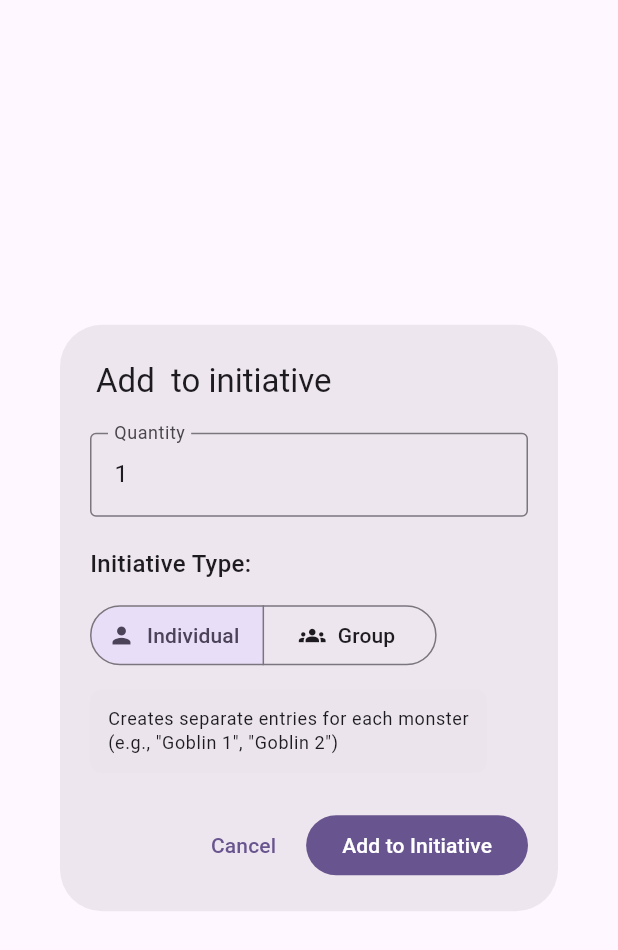
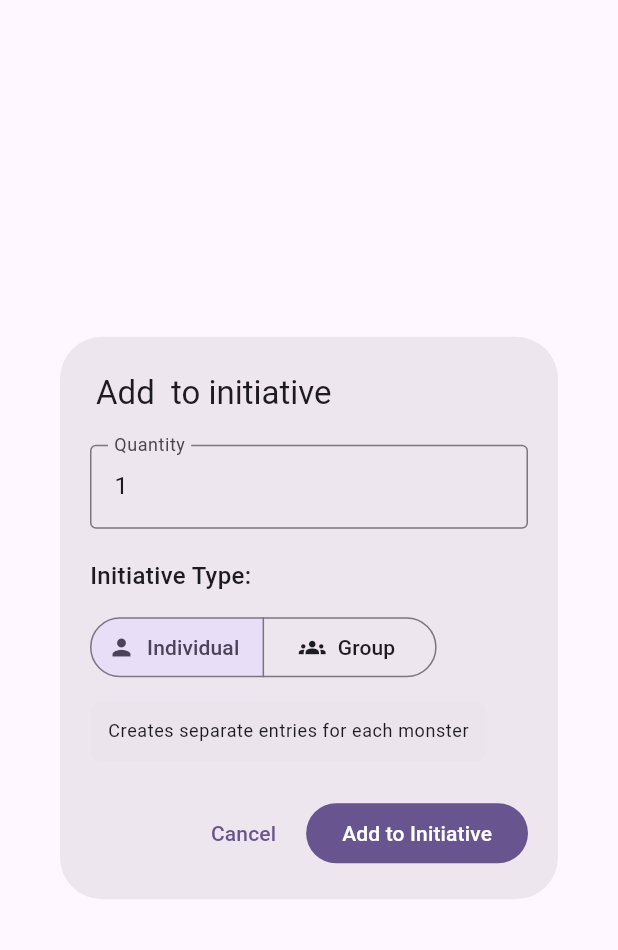
Before and after one commit to LzPod/init_tracker, a Flutter app: the AddMonsterToInitiativeDialog widget shown alone on an empty page, opened directly with empty values, on a phone screen of 412 x 824 dp. Shown: the top 950 px of the screen. Run offline on Flutter 3.47's test engine with Material 3 defaults, Android fonts, the phone set to English and light mode, and no system bars; our stand-ins replace flutter_riverpod, hive_flutter; accounts and stored records are empty; network calls fail.

```diff
--- a/lib/core/providers/party_provider.dart
+++ b/lib/core/providers/party_provider.dart
@@ -40,7 +40,7 @@ class PartyNotifier extends StateNotifier<List<Party>> {
       name: party.name,
       characters: [...party.characters, character],
     );
-    state = state.map((p) => p == party ? updatedParty : p).toList();
+    state = state.map((p) => p.id == party.id ? updatedParty : p).toList();
     _save();
   }
 }
--- a/lib/ui/pages/party_details_page.dart
+++ b/lib/ui/pages/party_details_page.dart
@@ -53,9 +53,11 @@ class _PartyDetailPageState extends ConsumerState<PartyDetailsPage> {
       builder: (_) => const AddAdventurerDialog(),
     );
 
+    print('New character: ${newCharacter?.name}');
+
     if (newCharacter != null) {
       ref.read(partyProvider.notifier).addCharacterToParty(
-            widget.party,
+            ref.read(partyProvider).firstWhere((p) => p.id == widget.party.id),
             newCharacter,
           );
     }
--- a/lib/ui/widgets/dialogs/add_monster_to_initiative.dart
+++ b/lib/ui/widgets/dialogs/add_monster_to_initiative.dart
@@ -22,7 +22,7 @@ class AddMonsterToInitiativeDialog extends ConsumerStatefulWidget {
 class _AddMonsterToInitiativeDialogState
     extends ConsumerState<AddMonsterToInitiativeDialog> {
   final TextEditingController quantityController =
-      TextEditingController(text: '1');
+  TextEditingController(text: '1');
   InitiativeType selectedType = InitiativeType.individual;
 
   @override
@@ -67,7 +67,7 @@ class _AddMonsterToInitiativeDialogState
 
     Navigator.of(context).pushAndRemoveUntil(
       MaterialPageRoute(builder: (context) => const MainPage()),
-      (route) => false,
+          (route) => false,
     );
   }
 
@@ -121,7 +121,8 @@ class _AddMonsterToInitiativeDialogState
             Container(
               padding: const EdgeInsets.all(12),
               decoration: BoxDecoration(
-                color: Theme.of(context)
+                color: Theme
+                    .of(context)
                     .colorScheme
                     .surfaceVariant
                     .withOpacity(0.3),
@@ -129,9 +130,12 @@ class _AddMonsterToInitiativeDialogState
               ),
               child: Text(
                 selectedType == InitiativeType.individual
-                    ? 'Creates separate entries for each monster\n(e.g., "Goblin 1", "Goblin 2")'
-                    : 'Creates one entry for all monsters\n(e.g., "Goblin (x3)")',
-                style: Theme.of(context).textTheme.bodySmall,
+                    ? 'Creates separate entries for each monster'
+                    : 'Creates one entry for all monsters',
+                style: Theme
+                    .of(context)
+                    .textTheme
+                    .bodySmall,
               ),
             ),
             const SizedBox(height: 24),
```
Also changed, not shown: lib/ui/pages/monsters_page.dart (+6 -8 lines).
